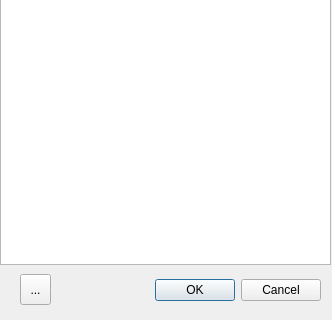
This is popups/volumeScaling.ui in TranRed/SK_Koelsch as Qt 5 draws it before an edit; both pictures show x 0 to 332 and y 236 to 556 of the 332 by 556 pixel window. The edited form follows.
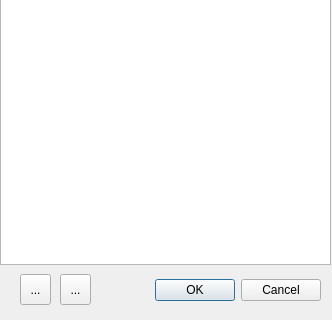
This is the edited form. Icons and pictures are not drawn.

Commit message: Added dummy delete button to popups

What changed in the file:
```diff
--- a/popups/volumeScaling.ui
+++ b/popups/volumeScaling.ui
@@ -61,6 +61,23 @@
      <normaloff>Icons/greenPlus.png</normaloff>Icons/greenPlus.png</iconset>
    </property>
   </widget>
+  <widget class="QToolButton" name="toolButton_delete">
+   <property name="geometry">
+    <rect>
+     <x>60</x>
+     <y>510</y>
+     <width>31</width>
+     <height>31</height>
+    </rect>
+   </property>
+   <property name="text">
+    <string>...</string>
+   </property>
+   <property name="icon">
+    <iconset>
+     <normaloff>Icons/minus.png</normaloff>Icons/minus.png</iconset>
+   </property>
+  </widget>
  </widget>
  <resources/>
  <connections>
```
The commit also changes 6 other files.
